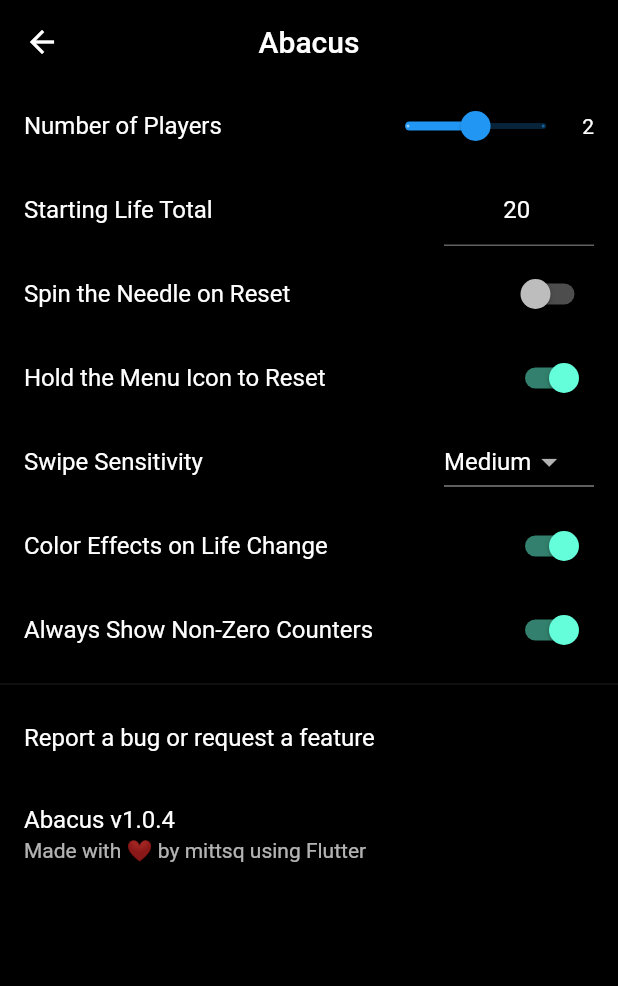
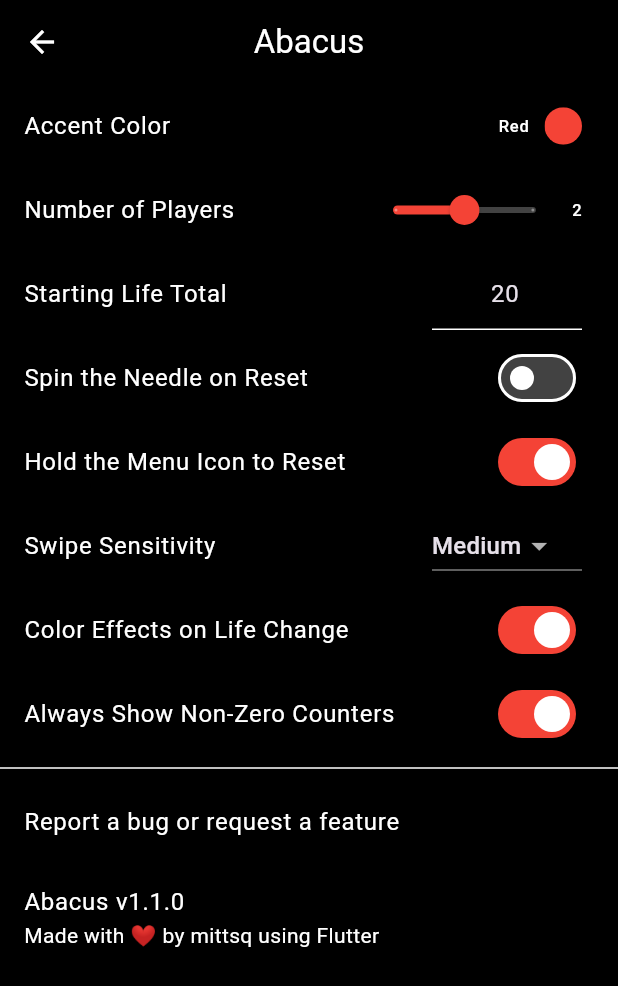
Before and after one commit to mittsq/abacus, a Flutter app: the Settings screen opened directly, on a phone screen of 412 x 824 dp. Shown: the top 986 px of the screen. Run offline on Flutter 3.47's test engine with Material 2 defaults, Android fonts, the phone set to English and light mode, and no system bars; our stand-ins replace package_info_plus, shared_preferences, wakelock; missing offline and left inert: loop_page_view; accounts and stored records are empty.

Commit message:
Accent color theming

```diff
--- a/lib/util.dart
+++ b/lib/util.dart
@@ -37,3 +37,26 @@ enum Unicodes {
   @override
   String toString() => code;
 }
+
+final ChangeNotifier themeNotifier = ChangeNotifier();
+
+const Map<int, String> accentColors = {
+  0: 'Red',
+  1: 'Pink',
+  2: 'Purple',
+  3: 'Deep Purple',
+  4: 'Indigo',
+  5: 'Blue',
+  6: 'Light Blue',
+  7: 'Cyan',
+  8: 'Teal',
+  9: 'Green',
+  10: 'Light Green',
+  11: 'Lime',
+  12: 'Yellow',
+  13: 'Amber',
+  14: 'Orange',
+  15: 'Deep Orange',
+  16: 'Brown',
+  17: 'Blue Grey',
+};
--- a/lib/widgets/settings.dart
+++ b/lib/widgets/settings.dart
@@ -7,6 +7,8 @@ import 'package:package_info_plus/package_info_plus.dart';
 import 'package:shared_preferences/shared_preferences.dart';
 import 'package:url_launcher/url_launcher.dart';
 
+import '../util.dart';
+
 enum SettingsKey {
   players(2),
   starting(20),
@@ -15,6 +17,7 @@ enum SettingsKey {
   color(true),
   showCounters(true),
   swipeSens(35),
+  accent(0),
   ;
 
   final dynamic defaultValue;
@@ -108,6 +111,41 @@ class _SettingsState extends State<Settings> {
     launchUrl(Uri.parse('https://github.com/mittsq/abacus'));
   }
 
+  void _chooseAccent() {
+    var list = <Widget>[];
+
+    for (var i = 0; i < accentColors.length; ++i) {
+      list.add(
+        Padding(
+          padding: const EdgeInsets.symmetric(
+            vertical: 4,
+            horizontal: 24,
+          ),
+          child: ListTile(
+            leading: SwatchCircle(color: Colors.primaries[i]),
+            title: Text(accentColors[i] ?? ''),
+            onTap: () {
+              Navigator.pop(context);
+              setState(() {
+                Settings.set(SettingsKey.accent, i);
+                // ignore: invalid_use_of_protected_member, invalid_use_of_visible_for_testing_member
+                themeNotifier.notifyListeners();
+              });
+            },
+          ),
+        ),
+      );
+    }
+
+    showDialog(
+      context: context,
+      builder: (context) => SimpleDialog(
+        title: const Text('Accent Color'),
+        children: list,
+      ),
+    );
+  }
+
   @override
   Widget build(BuildContext context) {
     void saveAndClose(String value) {
@@ -117,6 +155,7 @@ class _SettingsState extends State<Settings> {
     }
 
     var players = Settings.get<int>(SettingsKey.players);
+    var colorName = accentColors[Settings.get<int>(SettingsKey.accent)];
 
     return Scaffold(
       backgroundColor: Colors.black,
@@ -128,6 +167,27 @@ class _SettingsState extends State<Settings> {
       ),
       body: ListView(
         children: [
+          ListTile(
+            title: const Text('Accent Color'),
+            trailing: SizedBox(
+              width: 200,
+              child: Row(
+                children: [
+                  Expanded(
+                    child: Padding(
+                      padding: const EdgeInsets.only(right: 10),
+                      child: Text(
+                        colorName ?? 'arts',
+                        textAlign: TextAlign.right,
+                      ),
+                    ),
+                  ),
+                  const SwatchCircle(),
+                ],
+              ),
+            ),
+            onTap: _chooseAccent,
+          ),
           ListTile(
             title: Text('Number of Players ${players == 1 ? '⚠️' : ''}'),
             trailing: SizedBox(
@@ -269,3 +329,21 @@ class _SettingsState extends State<Settings> {
     );
   }
 }
+
+class SwatchCircle extends StatelessWidget {
+  const SwatchCircle({super.key, this.color});
+
+  final Color? color;
+
+  @override
+  Widget build(BuildContext context) {
+    var c = color ?? Theme.of(context).colorScheme.primary;
+
+    return ClipOval(
+      child: SizedBox.square(
+        dimension: 25,
+        child: ColoredBox(color: c),
+      ),
+    );
+  }
+}
--- a/pubspec.yaml
+++ b/pubspec.yaml
@@ -2,7 +2,7 @@ name: abacus
 description: A simple, but feature-rich, counter for tabletop games.
 
 publish_to: 'none'
-version: 1.0.4
+version: 1.1.0
 environment:
   sdk: ">=2.17.0 <3.0.0"
 
```
Also changed, not shown: lib/main.dart (+27 -2 lines).
